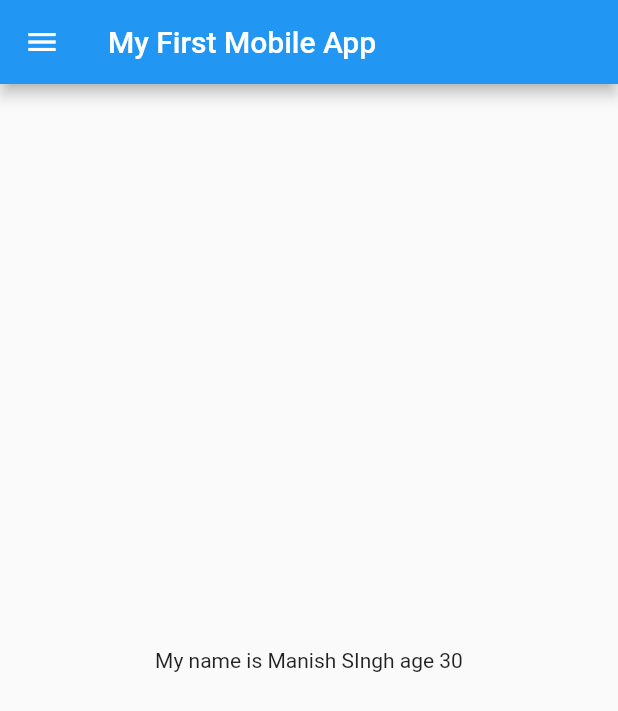
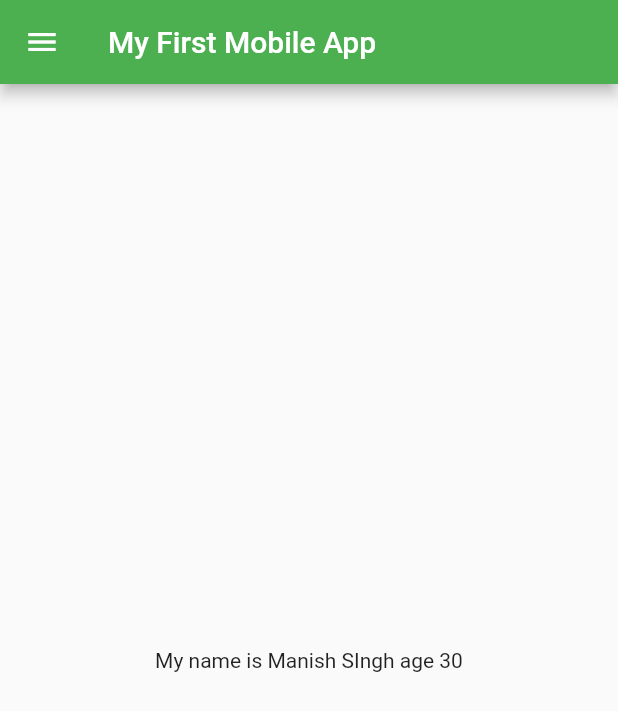
Before and after one commit to Manish-arch823/flutter, a Flutter app: the screen it shows after launch, on a phone screen of 412 x 824 dp. Shown: the top 711 px of the screen. Run offline on Flutter 3.47's test engine with Material 2 defaults, Android fonts, the phone set to English and light mode, and no system bars; our stand-ins replace matcher.

Commit message:
day3 completes

```diff
--- a/lib/main.dart
+++ b/lib/main.dart
@@ -1,5 +1,6 @@
 import 'package:flutter/material.dart';
-import 'package:flutter_application_1/home_page.dart';
+import 'package:flutter_application_1/pages/home_page.dart';
+import 'package:flutter_application_1/pages/login_page.dart';
 
 void main() {
   runApp(MyApp());
@@ -17,6 +18,17 @@ class MyApp extends StatelessWidget {
     // var day = "Tuesday";
     // const pi = 3.14;
 
-    return MaterialApp(home: HomePage());
+    return MaterialApp(
+      // home: HomePage(),
+      themeMode: ThemeMode.light,
+      theme: ThemeData(primarySwatch: Colors.green),
+      darkTheme: ThemeData(brightness: Brightness.dark),
+      initialRoute: "/home",
+      routes: {
+        "/": (context) => LoginPage(),
+        "/Login": (context) => LoginPage(),
+        "/home": (context) => HomePage(),
+      },
+    );
   }
 }
--- a/lib/home_page.dart
+++ b/lib/pages/home_page.dart
@@ -1,5 +1,4 @@
 import 'package:flutter/material.dart';
-import 'package:matcher/matcher.dart';
 
 class HomePage extends StatelessWidget {
   // const HomePage({Key? key}) : super(key: key);
```
Also changed, not shown: lib/pages/login_page.dart (added, +23 -0 lines).
